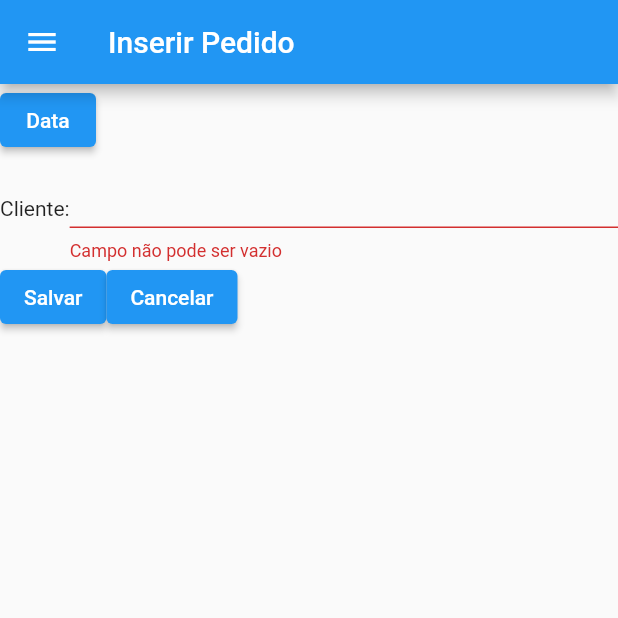
After one commit to brun0alves/loja-flutter, a Flutter app: the InserirPedidoPage screen opened by its route, after a tap on "Salvar", on a phone screen of 412 x 824 dp, the top half of it. The commit adds this screen. Run offline on Flutter 3.47's test engine with Material 2 defaults, Android fonts, the phone set to English and light mode, and no system bars; network calls fail.

Commit message:
Add gravação parcial de pedidos, listagem e remoção

```diff
--- a/front/lib/main.dart
+++ b/front/lib/main.dart
@@ -3,8 +3,10 @@ import 'package:trab/routes/routes.dart';
 import 'package:trab/view/editar_cliente_page.dart';
 import 'package:trab/view/editar_produto_page.dart';
 import 'package:trab/view/inserir_cliente_page.dart';
+import 'package:trab/view/inserir_pedido_page.dart';
 import 'package:trab/view/inserir_produto_page.dart';
 import 'package:trab/view/listar_cliente_page.dart';
+import 'package:trab/view/listar_pedido_page.dart';
 import 'package:trab/view/listar_produto_page.dart';
 import 'package:trab/widgets/drawer.dart';
 
@@ -28,6 +30,8 @@ class MyApp extends StatelessWidget {
         Routes.editProduto: (context) => EditarProdutoPage(),
         Routes.insertProduto: (context) => InserirProdutoPage(),
         Routes.listProduto: (context) => ListarProdutoPage(),
+        Routes.insertPedido: (context) => InserirPedidoPage(),
+        Routes.listPedido: (context) => ListarPedidoPage()
       },
     );
   }
--- a/front/lib/model/pedido.dart
+++ b/front/lib/model/pedido.dart
@@ -2,6 +2,7 @@ import 'dart:convert';
 
 import 'package:trab/model/cliente.dart';
 import 'package:trab/model/itemPedido.dart';
+import 'package:trab/model/produto.dart';
 
 class Pedido {
   int? id;
@@ -15,16 +16,37 @@ class Pedido {
     return {
       'id': this.id,
       'data': this.data,
-      'cliente': this.cliente.nome + ' ' + this.cliente.sobrenome,
+      'cliente': {
+          'id': this.cliente.id,
+          'nome': this.cliente.nome,
+          'sobrenome': this.cliente.nome,
+          'cpf': this.cliente.cpf
+      },
+      'itensPedido': this.itensPedido.map((i) => {
+                      'quantidade': i.quantidade,
+                      'item': i.produto.toMap()
+                    }).toList()
     };
   }
 
   static Pedido fromMap(Map<String, dynamic> map) {
+    Map<String, dynamic> clienteMap = map['cliente'] as Map<String, dynamic>;
+    Cliente cliente = Cliente(clienteMap['id'] as int, clienteMap['nome'] as String, clienteMap['sobrenome'] as String, clienteMap['cpf'] as String);
+
+    List<ItemPedido> itensPedido = [];
+    List itensPedidoMap = map['itensPedido'] as List;
+    for (var item in itensPedidoMap) {
+        Map<String, dynamic> itemMap = item as Map<String, dynamic>;
+        Map<String, dynamic> produtoMap = itemMap['item'] as  Map<String, dynamic>;
+        Produto produto = Produto(produtoMap['id'] as int, produtoMap['descricao'] as String);
+        itensPedido.add(ItemPedido(itemMap['quantidade'] as int, produto));
+    }
+
     return Pedido(
-      map['id'],
-      map['data'],
-      map['cliente'],
-      map['item']
+      map['id'] as int,
+      map['data'] as String,
+      cliente,
+      itensPedido
     );
   }
 
--- a/front/lib/routes/routes.dart
+++ b/front/lib/routes/routes.dart
@@ -1,8 +1,11 @@
 import 'package:trab/view/editar_cliente_page.dart';
+import 'package:trab/view/editar_pedido_page.dart';
 import 'package:trab/view/inserir_cliente_page.dart';
+import 'package:trab/view/inserir_pedido_page.dart';
 import 'package:trab/view/listar_cliente_page.dart';
 import 'package:trab/view/editar_produto_page.dart';
 import 'package:trab/view/inserir_produto_page.dart';
+import 'package:trab/view/listar_pedido_page.dart';
 import 'package:trab/view/listar_produto_page.dart';
 
 class Routes {
@@ -12,4 +15,7 @@ class Routes {
   static const String listProduto = ListarProdutoPage.routeName;
   static const String insertProduto = InserirProdutoPage.routeName;
   static const String editProduto = EditarProdutoPage.routeName;
+  static const String listPedido = ListarPedidoPage.routeName;
+  static const String insertPedido = InserirPedidoPage.routeName;
+  static const String editPedido = EditarPedidoPage.routeName;
 }
--- /dev/null
+++ b/front/lib/view/inserir_pedido_page.dart
@@ -0,0 +1,131 @@
+import 'package:flutter/material.dart';
+import 'package:trab/helper/error.dart';
+import 'package:trab/model/cliente.dart';
+import 'package:trab/model/itemPedido.dart';
+import 'package:trab/model/pedido.dart';
+import 'package:trab/model/produto.dart';
+import 'package:trab/repositories/pedido.repository.dart';
+import 'package:trab/view/listar_pedido_page.dart';
+import 'package:trab/widgets/drawer.dart';
+
+class InserirPedidoPage extends StatefulWidget {
+  static const String routeName = '/insertPedido';
+  @override
+  _InserirPedidoState createState() => _InserirPedidoState();
+}
+
+class _InserirPedidoState extends State<InserirPedidoPage> {
+  final _formKey = GlobalKey<FormState>();
+  DateTime _dataSelecionada = DateTime.now();
+  final _clienteController = TextEditingController();
+  final _sobrenomeController = TextEditingController();
+  final _cpfController = TextEditingController();
+
+  @override
+  void dispose() {
+    _clienteController.dispose();
+    _sobrenomeController.dispose();
+    _cpfController.dispose();
+    super.dispose();
+  }
+
+  void _salvar() async {
+    Cliente cliente = new Cliente(1, 'Bruno', 'Alves', '08319314933');
+    Produto produto = new Produto(1, 'TV');
+    Produto produto2 = new Produto(2, 'TV2');
+    ItemPedido item = new ItemPedido(1, produto);
+    ItemPedido item2 = new ItemPedido(2, produto2);
+    List<ItemPedido> itensPedido = [];
+    itensPedido.add(item);
+    itensPedido.add(item2);
+    Pedido pedido = Pedido.novo(0, _dataSelecionada.toString(), cliente, itensPedido);
+    try {
+      PedidoRepository repository = PedidoRepository();
+      await repository.inserir(pedido);
+      _clienteController.clear();
+      _sobrenomeController.clear();
+      _cpfController.clear();
+      ScaffoldMessenger.of(context)
+          .showSnackBar(SnackBar(content: Text('Pedido salvo com sucesso.')));
+      Navigator.pushNamed(
+        context,
+        ListarPedidoPage.routeName,
+      );
+    } catch (exception) {
+      showError(context, "Erro inserindo pedido", exception.toString());
+    }
+  }
+
+  void _selecionarData() async {
+    final DateTime? dataObtida = await showDatePicker(
+      context: context,
+      initialDate: _dataSelecionada,
+      firstDate: DateTime(2000),
+      lastDate: DateTime(2025),
+    );
+    if (dataObtida != null && dataObtida != _dataSelecionada) {
+      setState(() {
+        _dataSelecionada = dataObtida;
+      });
+    }
+  }
+
+  Widget _buildForm(BuildContext context) {
+    return Column(children: [
+      Form(
+          key: _formKey,
+          child: ListView(shrinkWrap: true, children: [
+            Row(
+              children: [
+                ElevatedButton(
+                  onPressed: _selecionarData,
+                  child: Text('Data'),
+                ),
+              ],
+            ),
+            Row(crossAxisAlignment: CrossAxisAlignment.center, children: [
+              Text("Cliente:"),
+              Expanded(
+                  child: TextFormField(
+                controller: _clienteController,
+                validator: (value) {
+                  if (value!.isEmpty) {
+                    return 'Campo não pode ser vazio';
+                  }
+                  return null;
+                },
+              ))
+            ]),
+            Row(
+              children: [
+                ElevatedButton(
+                  onPressed: () {
+                    if (_formKey.currentState!.validate()) {
+                      _salvar();
+                    }
+                  },
+                  child: Text('Salvar'),
+                ),
+                ElevatedButton(
+                  onPressed: () {
+                    Navigator.pop(context);
+                  },
+                  child: Text('Cancelar'),
+                ),
+              ],
+            )
+          ])) // Form
+    ]);
+  }
+
+  @override
+  Widget build(BuildContext context) {
+    return new Scaffold(
+      appBar: AppBar(
+        title: Text("Inserir Pedido"),
+      ),
+      drawer: AppDrawer(),
+      body: _buildForm(context),
+    );
+  }
+}
--- a/front/lib/widgets/drawer.dart
+++ b/front/lib/widgets/drawer.dart
@@ -73,6 +73,18 @@ class AppDrawer extends StatelessWidget {
               text: 'Listar Produtos',
               onTap: () =>
                   Navigator.pushReplacementNamed(context, Routes.listProduto)),
+         Divider(),
+          _createDrawerItem(
+              icon: Icons.list,
+              text: 'Inserir Pedidos',
+              onTap: () =>
+                  Navigator.pushReplacementNamed(context, Routes.insertPedido)),
+          Divider(),
+          _createDrawerItem(
+              icon: Icons.list,
+              text: 'Listar Pedidos',
+              onTap: () =>
+                  Navigator.pushReplacementNamed(context, Routes.listPedido)),
           ListTile(
             title: Text('0.0.1'),
             onTap: () {},
```
Also changed, not shown: front/lib/view/editar_pedido_page.dart (added, +108 -0 lines), front/lib/view/listar_pedido_page.dart (added, +164 -0 lines).
